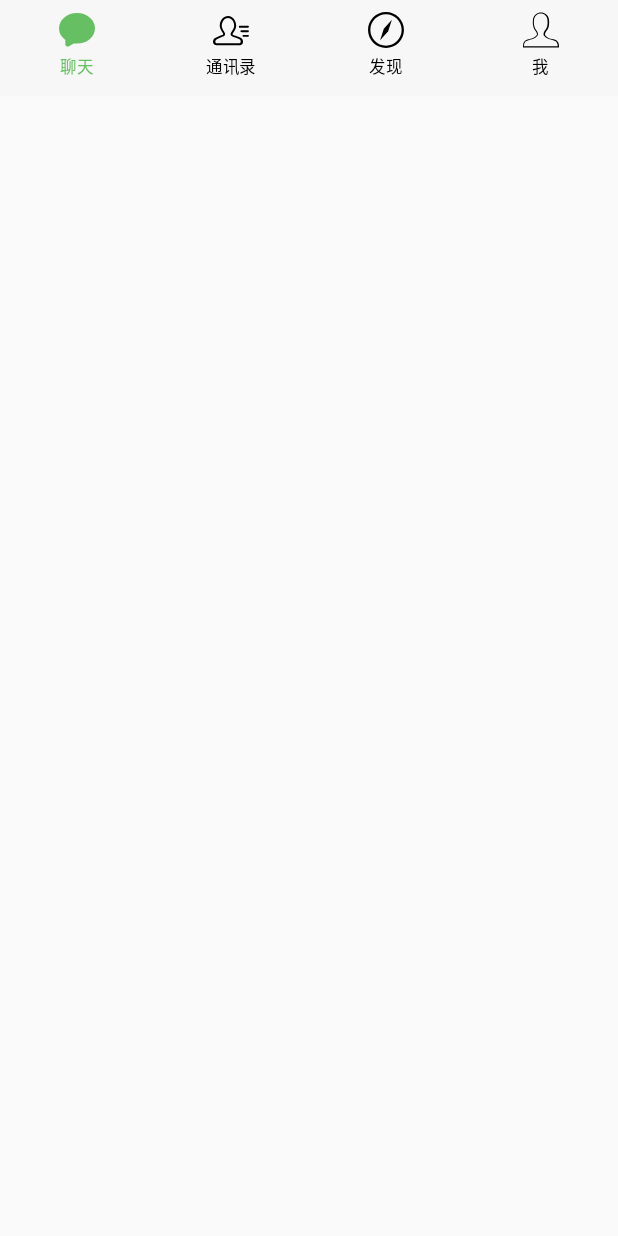
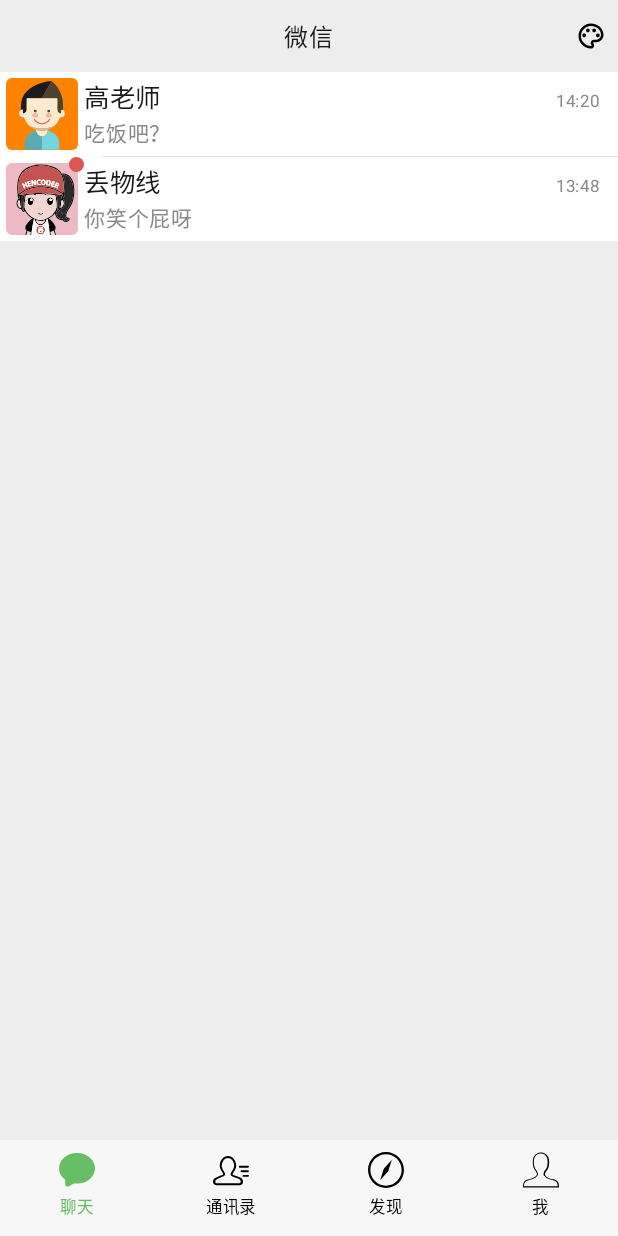
Before and after one commit to morekana99/WeComposeChat, an Android app built with Jetpack Compose: the screen it shows after launch (MainActivity), on a phone screen of 412 x 824 dp. Run offline under Robolectric (Android 15) with nearby library versions, the phone set to English and light mode, and no system bars; our stand-ins replace accompanist.

Commit message:
Home and ChatPage completed

```diff
--- a/app/build.gradle
+++ b/app/build.gradle
@@ -54,6 +54,7 @@ dependencies {
     implementation 'androidx.lifecycle:lifecycle-runtime-ktx:2.3.1'
     implementation 'androidx.activity:activity-compose:1.3.1'
     implementation 'androidx.lifecycle:lifecycle-viewmodel-compose:2.4.1'
+    implementation 'com.google.accompanist:accompanist-pager:0.23.0'
     testImplementation 'junit:junit:4.13.2'
     androidTestImplementation 'androidx.test.ext:junit:1.1.3'
     androidTestImplementation 'androidx.test.espresso:espresso-core:3.4.0'
--- a/app/src/main/java/com/devon/wecomposechat/MainActivity.kt
+++ b/app/src/main/java/com/devon/wecomposechat/MainActivity.kt
@@ -3,29 +3,38 @@ package com.devon.wecomposechat
 import android.os.Bundle
 import androidx.activity.ComponentActivity
 import androidx.activity.compose.setContent
+import androidx.activity.viewModels
 import androidx.compose.foundation.layout.*
-import androidx.compose.runtime.getValue
-import androidx.compose.runtime.mutableStateOf
-import androidx.compose.runtime.setValue
+import androidx.compose.runtime.Composable
+import androidx.compose.ui.Modifier
 import androidx.lifecycle.viewmodel.compose.viewModel
 import com.devon.wecomposechat.ui.BottomNavigator
+import com.devon.wecomposechat.ui.ChatList
+import com.devon.wecomposechat.ui.ChatPage
+import com.devon.wecomposechat.ui.Home
 import com.devon.wecomposechat.ui.theme.WeComposeChatTheme
-
+import com.google.accompanist.pager.ExperimentalPagerApi
+import com.google.accompanist.pager.HorizontalPager
 
 
 class MainActivity : ComponentActivity() {
+    private val viewModel:WeViewModel by viewModels()
 
     override fun onCreate(savedInstanceState: Bundle?) {
         super.onCreate(savedInstanceState)
         setContent {
-            WeComposeChatTheme {
-                Column {
-                    val viewModel:WeViewModel = viewModel()
-                    BottomNavigator(viewModel.selectedTab){
-                        viewModel.selectedTab = it
-                    }
+            WeComposeChatTheme(viewModel.theme) {
+                Box{
+                    Home(viewModel)
+                    ChatPage()
                 }
             }
         }
     }
+
+    override fun onBackPressed() {
+        if(!viewModel.endChat()) {
+            super.onBackPressed()
+        }
+    }
 }
--- a/app/src/main/java/com/devon/wecomposechat/WeViewModel.kt
+++ b/app/src/main/java/com/devon/wecomposechat/WeViewModel.kt
@@ -1,11 +1,56 @@
 package com.devon.wecomposechat
 
-import androidx.compose.runtime.getValue
-import androidx.compose.runtime.mutableStateOf
-import androidx.compose.runtime.setValue
+import androidx.compose.runtime.*
 import androidx.lifecycle.ViewModel
+import com.devon.wecomposechat.data.Chat
+import com.devon.wecomposechat.data.Msg
+import com.devon.wecomposechat.data.User
+import com.devon.wecomposechat.ui.theme.WeComposeChatTheme
 
 class WeViewModel: ViewModel() {
+    var chats by mutableStateOf(
+        listOf( // List<Chat>
+            Chat(
+                friend = User("gaolaoshi", "高老师", R.drawable.avatar_gaolaoshi),
+                mutableStateListOf(
+                    Msg(User("gaolaoshi", "高老师", R.drawable.avatar_gaolaoshi), "锄禾日当午", "14:20"),
+                    Msg(User.Me, "汗滴禾下土", "14:20"),
+                    Msg(User("gaolaoshi", "高老师", R.drawable.avatar_gaolaoshi), "谁知盘中餐", "14:20"),
+                    Msg(User.Me, "粒粒皆辛苦", "14:20"),
+                    Msg(User("gaolaoshi", "高老师", R.drawable.avatar_gaolaoshi), "唧唧复唧唧，木兰当户织。不闻机杼声，惟闻女叹息。", "14:20"),
+                    Msg(User.Me, "双兔傍地走，安能辨我是雄雌？", "14:20"),
+                    Msg(User("gaolaoshi", "高老师", R.drawable.avatar_gaolaoshi), "床前明月光，疑是地上霜。", "14:20"),
+                    Msg(User.Me, "吃饭吧？", "14:20"),
+                )
+            ),
+            Chat(
+                friend = User("diuwuxian", "丢物线", R.drawable.avatar_diuwuxian),
+                mutableStateListOf(
+                    Msg(User("diuwuxian", "丢物线", R.drawable.avatar_diuwuxian), "哈哈哈", "13:48"),
+                    Msg(User.Me, "哈哈昂", "13:48"),
+                    Msg(User("diuwuxian", "丢物线", R.drawable.avatar_diuwuxian), "你笑个屁呀", "13:48").apply { read = false },
+                )
+            ),
+        )
+    )
     var selectedTab by mutableStateOf(0)
+    var theme by mutableStateOf(WeComposeChatTheme.Theme.Light)
+    var currentChat: Chat? by mutableStateOf(null)
+    var chatting by mutableStateOf(false)
 
+    fun startChat(chat: Chat){
+        chatting = true
+        currentChat = chat
+    }
+    fun endChat(): Boolean{
+        if(chatting){
+            chatting = false
+            return true
+        }
+        return false
+    }
+
+    fun boom(chat: Chat) {
+        chat.msgs.add(Msg(User.Me, "\uD83D\uDCA3", "15:10").apply { read = true })
+    }
 }
--- /dev/null
+++ b/app/src/main/java/com/devon/wecomposechat/data/Chat.kt
@@ -0,0 +1,13 @@
+package com.devon.wecomposechat.data
+
+import androidx.compose.runtime.getValue
+import androidx.compose.runtime.mutableStateOf
+import androidx.compose.runtime.setValue
+
+class Chat (var friend: User, var msgs: MutableList<Msg>){
+
+}
+
+class Msg(val from: User, val text: String, val time: String){
+    var read: Boolean by mutableStateOf(true)
+}
--- /dev/null
+++ b/app/src/main/java/com/devon/wecomposechat/data/User.kt
@@ -0,0 +1,15 @@
+package com.devon.wecomposechat.data
+
+import androidx.annotation.DrawableRes
+import com.devon.wecomposechat.R
+
+class User(
+    val id: String,
+    val name: String,
+    @DrawableRes val avatar: Int
+) {
+    companion object{
+        val Me: User = User("wongdevon","我也不想水啊", R.drawable.avatar_rengwuxian)
+    }
+
+}
--- /dev/null
+++ b/app/src/main/java/com/devon/wecomposechat/ui/ChatList.kt
@@ -0,0 +1,109 @@
+package com.devon.wecomposechat.ui
+
+import androidx.compose.foundation.Image
+import androidx.compose.foundation.background
+import androidx.compose.foundation.clickable
+import androidx.compose.foundation.layout.*
+import androidx.compose.foundation.lazy.LazyColumn
+import androidx.compose.foundation.lazy.items
+import androidx.compose.foundation.lazy.itemsIndexed
+import androidx.compose.foundation.shape.RoundedCornerShape
+import androidx.compose.material.Divider
+import androidx.compose.material.Text
+import androidx.compose.runtime.Composable
+import androidx.compose.ui.Alignment
+import androidx.compose.ui.Modifier
+import androidx.compose.ui.draw.clip
+import androidx.compose.ui.draw.drawWithContent
+import androidx.compose.ui.geometry.Offset
+import androidx.compose.ui.graphics.Color
+import androidx.compose.ui.res.painterResource
+import androidx.compose.ui.tooling.preview.Preview
+import androidx.compose.ui.unit.dp
+import androidx.compose.ui.unit.sp
+import androidx.lifecycle.ViewModel
+import androidx.lifecycle.viewmodel.compose.viewModel
+import com.devon.wecomposechat.WeViewModel
+import com.devon.wecomposechat.data.Chat
+import com.devon.wecomposechat.ui.theme.WeComposeChatTheme
+
+
+@Composable
+fun ChatList(chats: List<Chat>) {
+    Column(
+        Modifier
+            .background(WeComposeChatTheme.colors.background)
+            .fillMaxSize()
+    ) {
+        TopBar(title = "微信")
+        LazyColumn(Modifier.background(WeComposeChatTheme.colors.listItem)){
+            itemsIndexed(chats){ index, chat ->
+                ChatListItem(chat)
+                if(index < chats.lastIndex){
+                    Divider(
+                        startIndent = 68.dp,
+                        color = WeComposeChatTheme.colors.chatListDivider,
+                        thickness = 0.8f.dp
+                    )
+                }
+            }
+        }
+    }
+}
+
+@Composable
+private fun ChatListItem(chat: Chat) {
+    val viewModel: WeViewModel = viewModel()
+    Row(
+        Modifier
+            .clickable {
+                viewModel.startChat(chat)
+            }
+            .fillMaxWidth()
+    ) {
+        Image(
+            painterResource(chat.friend.avatar), chat.friend.name,
+            Modifier
+
+                .padding(4.dp)
+                .size(48.dp)
+                .unread(!chat.msgs.last().read, WeComposeChatTheme.colors.badge)
+                .clip(RoundedCornerShape(4.dp))
+        )
+        Column(
+            Modifier
+                .weight(1f)
+                .align(Alignment.CenterVertically)
+        ) {
+            Text(chat.friend.name, fontSize = 17.sp, color = WeComposeChatTheme.colors.textPrimary)
+            Text(
+                chat.msgs.last().text,
+                fontSize = 14.sp,
+                color = WeComposeChatTheme.colors.textSecondary
+            )
+        }
+        Text(
+            chat.msgs.last().time,
+            Modifier.padding(8.dp, 8.dp, 12.dp, 8.dp),
+            fontSize = 11.sp, color = WeComposeChatTheme.colors.textSecondary
+        )
+    }
+}
+
+fun Modifier.unread(show: Boolean, color:Color): Modifier = this.drawWithContent {
+    drawContent()
+    if(show){
+        drawCircle(
+            color,
+            5.dp.toPx(),
+            Offset(size.width - 1.dp.toPx(), 1.dp.toPx())
+        )
+    }
+}
+
+@Preview
+@Composable
+fun ChatListDefault() {
+    val viewModel: WeViewModel = viewModel()
+    ChatList(viewModel.chats)
+}
--- /dev/null
+++ b/app/src/main/java/com/devon/wecomposechat/ui/Home.kt
@@ -0,0 +1,29 @@
+package com.devon.wecomposechat.ui
+
+import androidx.compose.foundation.layout.Box
+import androidx.compose.foundation.layout.Column
+import androidx.compose.foundation.layout.fillMaxSize
+import androidx.compose.foundation.layout.offset
+import androidx.compose.runtime.Composable
+import androidx.compose.ui.Modifier
+import com.devon.wecomposechat.WeViewModel
+import com.google.accompanist.pager.ExperimentalPagerApi
+import com.google.accompanist.pager.HorizontalPager
+
+@OptIn(ExperimentalPagerApi::class)
+@Composable
+fun Home(viewModel: WeViewModel) {
+	Column {
+		HorizontalPager(count = 4, Modifier.weight(1f)) { page ->
+			when (page) {
+				0 -> ChatList(viewModel.chats)
+				1 -> Box(Modifier.fillMaxSize())
+				2 -> Box(Modifier.fillMaxSize())
+				3 -> Box(Modifier.fillMaxSize())
+			}
+		}
+		BottomNavigator(viewModel.selectedTab) {
+			viewModel.selectedTab = it
+		}
+	}
+}
--- /dev/null
+++ b/app/src/main/java/com/devon/wecomposechat/ui/TopBar.kt
@@ -0,0 +1,62 @@
+package com.devon.wecomposechat.ui
+
+import androidx.compose.foundation.background
+import androidx.compose.foundation.clickable
+import androidx.compose.foundation.layout.*
+import androidx.compose.material.Icon
+import androidx.compose.material.Text
+import androidx.compose.runtime.Composable
+import androidx.compose.ui.Alignment
+import androidx.compose.ui.Modifier
+import androidx.compose.ui.res.painterResource
+import androidx.compose.ui.unit.dp
+import androidx.lifecycle.viewmodel.compose.viewModel
+import com.devon.wecomposechat.R
+import com.devon.wecomposechat.WeViewModel
+import com.devon.wecomposechat.ui.theme.WeComposeChatTheme
+
+@Composable
+fun TopBar(title: String, onBack: (() -> Unit)? = null) {
+	Box(
+		Modifier
+			.background(WeComposeChatTheme.colors.background)
+			.fillMaxWidth()
+	) {
+		Row(
+			Modifier
+				.height(48.dp)
+		) {
+			if (onBack != null) {
+				Icon(
+					painterResource(R.drawable.ic_back),
+					null,
+					Modifier
+						.clickable(onClick = onBack)
+						.align(Alignment.CenterVertically)
+						.size(36.dp)
+						.padding(8.dp),
+					tint = WeComposeChatTheme.colors.icon
+				)
+			}
+			Spacer(Modifier.weight(1f))
+			val viewModel: WeViewModel = viewModel()
+			Icon(
+				painterResource(R.drawable.ic_palette),
+				"切换主题",
+				Modifier
+					.clickable {
+						viewModel.theme = when (viewModel.theme) {
+							WeComposeChatTheme.Theme.Light -> WeComposeChatTheme.Theme.Dark
+							WeComposeChatTheme.Theme.Dark -> WeComposeChatTheme.Theme.NewYear
+							WeComposeChatTheme.Theme.NewYear -> WeComposeChatTheme.Theme.Light
+						}
+					}
+					.align(Alignment.CenterVertically)
+					.size(36.dp)
+					.padding(8.dp),
+				tint = WeComposeChatTheme.colors.icon
+			)
+		}
+		Text(title, Modifier.align(Alignment.Center), color = WeComposeChatTheme.colors.textPrimary)
+	}
+}
--- a/build.gradle
+++ b/build.gradle
@@ -1,12 +1,12 @@
 buildscript {
     ext {
-        compose_version = '1.0.1'
+        compose_version = '1.1.0-rc03'
     }
 }// Top-level build file where you can add configuration options common to all sub-projects/modules.
 plugins {
     id 'com.android.application' version '7.1.1' apply false
     id 'com.android.library' version '7.1.1' apply false
-    id 'org.jetbrains.kotlin.android' version '1.5.21' apply false
+    id 'org.jetbrains.kotlin.android' version '1.6.10' apply false
 }
 
 task clean(type: Delete) {
```
Also changed, not shown: app/src/main/java/com/devon/wecomposechat/ui/ChatPage.kt (added, +282 -0 lines).
